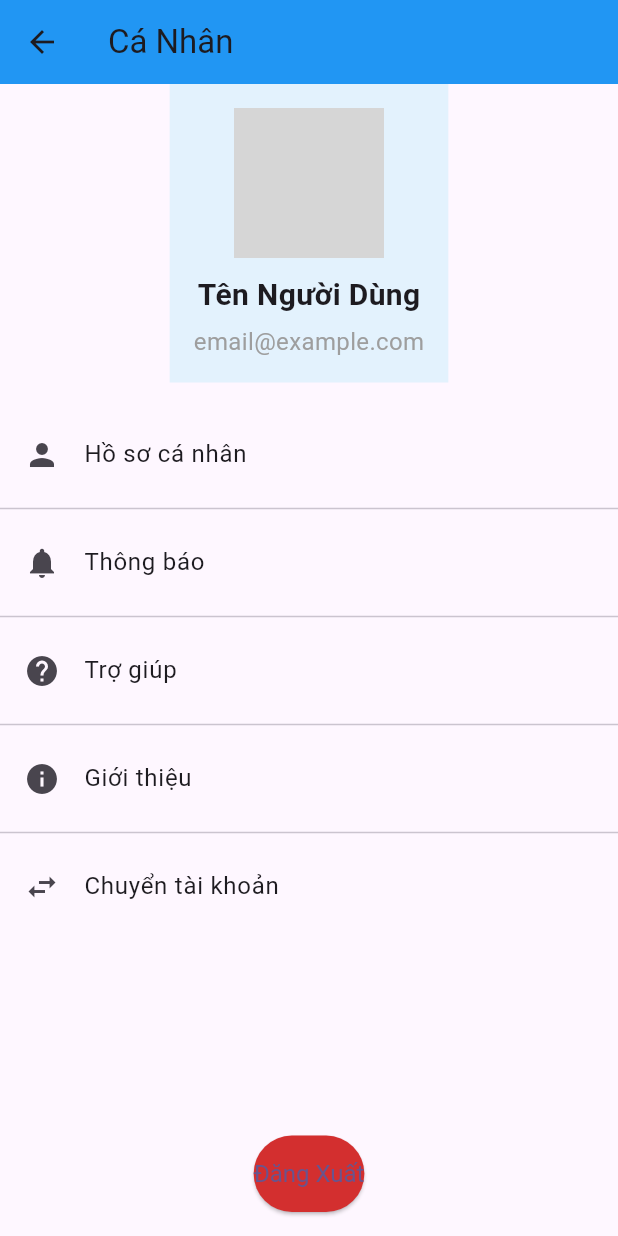
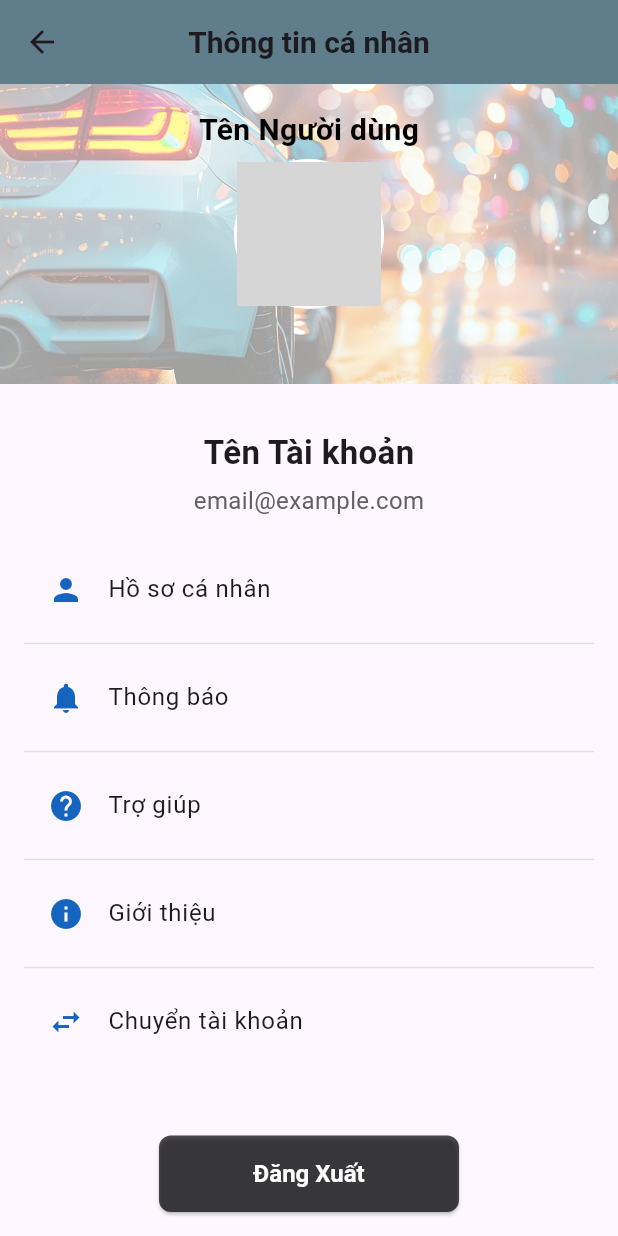
Before and after one commit to Hieuhocit03/DoAnLTD-_CT2, a Flutter app: the ProfileScreen screen opened directly, on a phone screen of 412 x 824 dp. Run offline on Flutter 3.47's test engine with Material 3 defaults, Android fonts, the phone set to English and light mode, and no system bars; our stand-ins replace image_picker; network calls fail; grey boxes are pictures that could not be loaded.

Commit message:
update giao dien v1

```diff
--- a/lib/main.dart
+++ b/lib/main.dart
@@ -25,7 +25,7 @@ class MyApp extends StatelessWidget {
         colorScheme: ColorScheme.fromSeed(seedColor: Colors.deepPurple),
         useMaterial3: true,
       ),
-      home: HomeAdminPage(),
+      home: LoginScreen(),
     );
   }
 }
--- a/lib/srceens/home_screen.dart
+++ b/lib/srceens/home_screen.dart
@@ -3,6 +3,8 @@ import 'package:flutter/material.dart';
 import 'car_detail_screen.dart';
 import 'add_car_screen.dart';
 import 'seach_screen.dart';
+import 'notifications_screen.dart';
+
 
 class HomeScreen extends StatefulWidget {
   @override
@@ -164,7 +166,7 @@ class _HomeScreenState extends State<HomeScreen> with SingleTickerProviderStateM
           } else if (index == 3) { // Mục Cá nhân
             Navigator.push(
               context,
-              MaterialPageRoute(builder: (_) => ProfileScreen()),
+              MaterialPageRoute(builder: (_) => NotificationsScreen()),
             );
           } else if (index == 4) { // Mục Cá nhân
             Navigator.push(
--- a/lib/srceens/profile_screen.dart
+++ b/lib/srceens/profile_screen.dart
@@ -1,82 +1,94 @@
 import 'package:flutter/material.dart';
 import 'home_screen.dart';
+
 class ProfileScreen extends StatelessWidget {
   @override
   Widget build(BuildContext context) {
     return Scaffold(
       appBar: AppBar(
-        title: Text('Cá Nhân'),
-        backgroundColor: Colors.blue,
+        backgroundColor: Colors.blueGrey,
+        title: Text(
+          'Thông tin cá nhân',
+          style: TextStyle(fontSize: 20, fontWeight: FontWeight.bold),
+        ),
+        centerTitle: true,
       ),
       body: Column(
         children: [
-          // Phần hình ảnh user
+          // Phần ảnh bìa và ảnh đại diện
+          Stack(
+            children: [
               Container(
-            padding: EdgeInsets.all(16),
-            color: Colors.blue.shade50,
-            child: Column(
+                width: double.infinity,
+                height: 200,
+                decoration: BoxDecoration(
+                  image: DecorationImage(
+                    image: AssetImage('assets/image/bg.png'), // Đường dẫn tới hình nền
+                    fit: BoxFit.cover, // Bao phủ toàn bộ vùng
+                    colorFilter: ColorFilter.mode(
+                      Color.fromRGBO(255, 255, 255, 0.6), // Màu trắng với độ trong suốt 60%
+                      BlendMode.srcOver, // Kết hợp lớp phủ với hình ảnh
+                    ),
+                  ),
+                ),
+                child: Stack(
                   children: [
-                CircleAvatar(
+                    Align(
+                      alignment: Alignment.topCenter,
+                      child: Padding(
+                        padding: const EdgeInsets.only(top: 16.0),
+                        child: Text(
+                          'Tên Người dùng',
+                          style: TextStyle(
+                            color: Colors.black,
+                            fontSize: 20,
+                            fontWeight: FontWeight.bold,
+                          ),
+                        ),
+                      ),
+                    ),
+                    Align(
+                      alignment: Alignment.center,
+                      child: CircleAvatar(
                         radius: 50,
-                  backgroundImage: AssetImage('assets/user_avatar.png'), // Thay bằng đường dẫn ảnh đại diện
+                        backgroundColor: Colors.white,
+                        child: CircleAvatar(
+                          radius: 48,
+                          backgroundImage: AssetImage('assets/image/avatar.png'), // Đường dẫn ảnh đại diện
                         ),
-                SizedBox(height: 10),
+                      ),
+                    ),
+                  ],
+                ),
+              ),
+            ],
+          ),
+          SizedBox(height: 30),
+          // Tên và email người dùng
           Text(
-                  'Tên Người Dùng',
-                  style: TextStyle(fontSize: 20, fontWeight: FontWeight.bold),
+            'Tên Tài khoản',
+            style: TextStyle(fontSize: 22, fontWeight: FontWeight.bold),
           ),
           SizedBox(height: 5),
           Text(
             'email@example.com',
-                  style: TextStyle(fontSize: 16, color: Colors.grey),
-                ),
-              ],
-            ),
+            style: TextStyle(fontSize: 16, color: Colors.grey[700]),
           ),
           SizedBox(height: 20),
-          // Các mục dạng danh sách
+          // Danh sách các mục
           Expanded(
             child: ListView(
+              padding: EdgeInsets.symmetric(horizontal: 16),
               children: [
-                ListTile(
-                  leading: Icon(Icons.person),
-                  title: Text('Hồ sơ cá nhân'),
-                  onTap: () {
-                    // Điều hướng hoặc hành động khi nhấn
-                  },
-                ),
-                Divider(),
-                ListTile(
-                  leading: Icon(Icons.notifications),
-                  title: Text('Thông báo'),
-                  onTap: () {
-                    // Điều hướng hoặc hành động khi nhấn
-                  },
-                ),
-                Divider(),
-                ListTile(
-                  leading: Icon(Icons.help),
-                  title: Text('Trợ giúp'),
-                  onTap: () {
-                    // Điều hướng hoặc hành động khi nhấn
-                  },
-                ),
-                Divider(),
-                ListTile(
-                  leading: Icon(Icons.info),
-                  title: Text('Giới thiệu'),
-                  onTap: () {
-                    // Điều hướng hoặc hành động khi nhấn
-                  },
-                ),
-                Divider(),
-                ListTile(
-                  leading: Icon(Icons.swap_horiz),
-                  title: Text('Chuyển tài khoản'),
-                  onTap: () {
-                    // Điều hướng hoặc hành động khi nhấn
-                  },
-                ),
+                _buildProfileOption(Icons.person, 'Hồ sơ cá nhân'),
+                Divider(color: Colors.grey[300]),
+                _buildProfileOption(Icons.notifications, 'Thông báo'),
+                Divider(color: Colors.grey[300]),
+                _buildProfileOption(Icons.help, 'Trợ giúp'),
+                Divider(color: Colors.grey[300]),
+                _buildProfileOption(Icons.info, 'Giới thiệu'),
+                Divider(color: Colors.grey[300]),
+                _buildProfileOption(Icons.swap_horiz, 'Chuyển tài khoản'),
               ],
             ),
           ),
@@ -90,11 +102,21 @@ class ProfileScreen extends StatelessWidget {
                   MaterialPageRoute(builder: (context) => HomeScreen()),
                 );
               },
-              child: Text('Đăng Xuất'),
+              child: Text(
+                'Đăng Xuất',
+                style: TextStyle(
+                  fontWeight: FontWeight.bold, // In đậm
+                  color: Colors.white,         // Màu trắng
+                ),
+              ),
               style: ElevatedButton.styleFrom(
-                backgroundColor: Colors.red.shade700, // Màu đỏ đậm
+                backgroundColor: Color.fromRGBO(0, 0, 0, 0.7), // Màu đỏ đậm
                 padding: EdgeInsets.symmetric(vertical: 16),
                 textStyle: TextStyle(fontSize: 16),
+                shape: RoundedRectangleBorder(
+                  borderRadius: BorderRadius.circular(8),
+                ),
+                minimumSize: Size(200, 50),
               ),
             ),
           ),
@@ -102,4 +124,17 @@ class ProfileScreen extends StatelessWidget {
       ),
     );
   }
+
+  Widget _buildProfileOption(IconData icon, String title) {
+    return ListTile(
+      leading: Icon(icon, color: Colors.blue[800]),
+      title: Text(
+        title,
+        style: TextStyle(fontSize: 16),
+      ),
+      onTap: () {
+        // Thêm hành động hoặc điều hướng tại đây
+      },
+    );
   }
+}
```
Also changed, not shown: lib/srceens/login_screen.dart (+37 -20 lines), lib/srceens/notifications_screen.dart (added, +33 -0 lines), lib/srceens/register_screen.dart (+68 -27 lines), pubspec.yaml (+5 -2 lines), assets/image/bg-dn.png (added), assets/image/bg-login.png (added), assets/image/bg-register.png (added), assets/image/bg.png (added), assets/image/logo-dn.png (deleted), pubspec.lock, 1 other file. Lines whose indentation alone changed are shown as unchanged.
